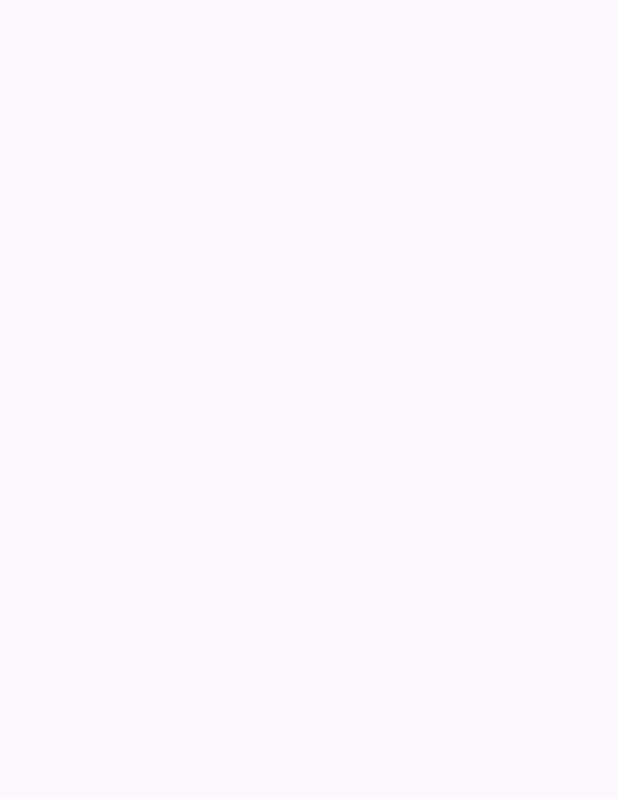
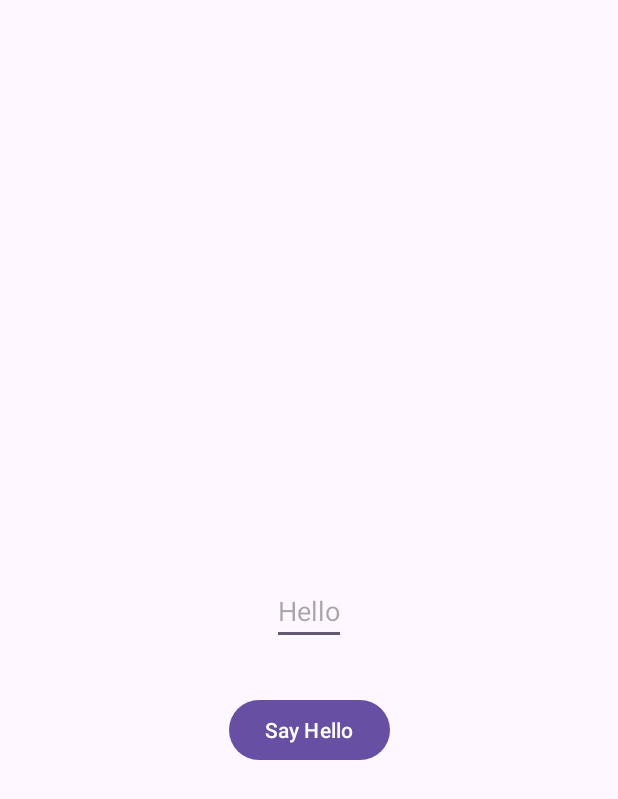
Before and after one commit to gomeze2024/EmmaleeGomez-Lifecycle, an Android app: the screen it shows after launch (MainActivity), on a phone screen of 412 x 824 dp. Before the commit the part shown is empty. Shown: the top 799 px of the screen. Run offline under Robolectric (Android 15) with nearby library versions, the phone set to English and light mode, and no system bars.

Commit message:
add button that changes text view and edit view to Hello

```diff
--- a/app/src/main/java/com/example/emmaleegomez_lifecycle/MainActivity.kt
+++ b/app/src/main/java/com/example/emmaleegomez_lifecycle/MainActivity.kt
@@ -3,11 +3,29 @@ package com.example.emmaleegomez_lifecycle
 import androidx.appcompat.app.AppCompatActivity
 import android.os.Bundle
 import android.util.Log
+import android.view.View
+import android.widget.Button
+import android.widget.EditText
+import android.widget.TextView
 
 class MainActivity : AppCompatActivity() {
+    private lateinit var button : Button
+    private lateinit var textView: TextView
+    private lateinit var editText: EditText
     override fun onCreate(savedInstanceState: Bundle?) {
         super.onCreate(savedInstanceState)
         setContentView(R.layout.activity_main)
+        Log.i(TAG, "onCreate() called")
+
+        button = findViewById(R.id.button)
+        textView = findViewById(R.id.text_view)
+        editText = findViewById(R.id.edit_text)
+
+        button.setOnClickListener {view: View ->
+            textView.text = getString(R.string.hello)
+            editText.setText(getString(R.string.hello))
+        }
+
     }
 
     override fun onStart() {
--- a/app/src/main/res/layout/activity_main.xml
+++ b/app/src/main/res/layout/activity_main.xml
@@ -6,5 +6,38 @@
     android:layout_height="match_parent"
     tools:context=".MainActivity">
 
+    <EditText
+        android:id="@+id/edit_text"
+        android:layout_width="wrap_content"
+        android:layout_height="wrap_content"
+        android:inputType="textCapWords"
+        android:autofillHints="Hello"
+        android:hint="@string/hello"
+        app:layout_constraintLeft_toLeftOf="parent"
+        app:layout_constraintRight_toRightOf="parent"
+        app:layout_constraintTop_toTopOf="parent"
+        app:layout_constraintBottom_toBottomOf="parent"
+        android:layout_marginBottom="10dp">
+    </EditText>
 
+    <TextView
+        android:id="@+id/text_view"
+        android:textSize="24sp"
+        android:layout_width="wrap_content"
+        android:layout_height="wrap_content"
+        app:layout_constraintLeft_toLeftOf="parent"
+        app:layout_constraintRight_toRightOf="parent"
+        app:layout_constraintTop_toBottomOf="@id/edit_text"
+        android:layout_marginBottom="10dp">
+    </TextView>
+
+    <Button
+        android:id="@+id/button"
+        android:text="@string/say_hello"
+        android:layout_width="wrap_content"
+        android:layout_height="wrap_content"
+        app:layout_constraintLeft_toLeftOf="parent"
+        app:layout_constraintRight_toRightOf="parent"
+        app:layout_constraintTop_toBottomOf="@id/text_view">
+    </Button>
 </androidx.constraintlayout.widget.ConstraintLayout>
--- a/app/src/main/res/values/strings.xml
+++ b/app/src/main/res/values/strings.xml
@@ -1,3 +1,5 @@
 <resources>
     <string name="app_name">EmmaleeGomez-Lifecycle</string>
+    <string name="hello">Hello</string>
+    <string name="say_hello">Say Hello</string>
 </resources>
```
